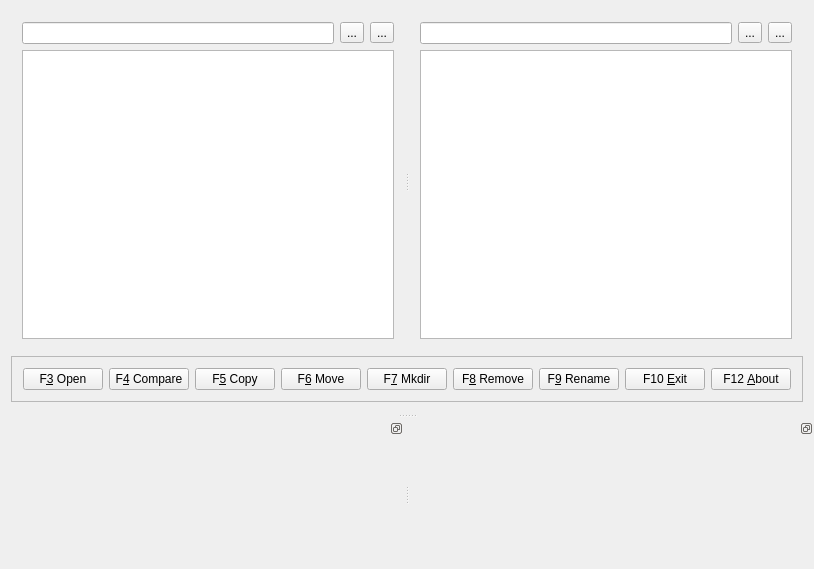
The window that UnitTests/MeTeM_File_Manager/mainwindow.ui (metem/MeTeM-File-Manager) describes before a commit, drawn with Qt 5.
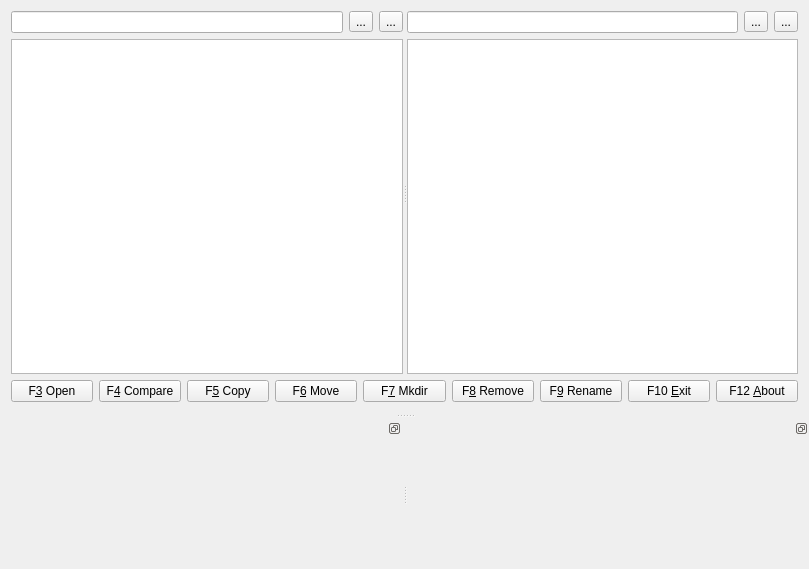
The same window after the commit. Icons and pictures are not drawn. Custom widgets are drawn as their Qt base class.

What changed in the file:
```diff
--- a/UnitTests/MeTeM_File_Manager/mainwindow.ui
+++ b/UnitTests/MeTeM_File_Manager/mainwindow.ui
@@ -28,6 +28,18 @@
       </property>
       <widget class="QWidget" name="widget" native="true">
        <layout class="QVBoxLayout" name="verticalLayout">
+        <property name="leftMargin">
+         <number>0</number>
+        </property>
+        <property name="topMargin">
+         <number>0</number>
+        </property>
+        <property name="rightMargin">
+         <number>0</number>
+        </property>
+        <property name="bottomMargin">
+         <number>0</number>
+        </property>
         <item>
          <layout class="QHBoxLayout" name="horizontalLayout_2">
           <item>
@@ -117,6 +129,18 @@
       </widget>
       <widget class="QWidget" name="widget_2" native="true">
        <layout class="QVBoxLayout" name="verticalLayout_2">
+        <property name="leftMargin">
+         <number>0</number>
+        </property>
+        <property name="topMargin">
+         <number>0</number>
+        </property>
+        <property name="rightMargin">
+         <number>0</number>
+        </property>
+        <property name="bottomMargin">
+         <number>0</number>
+        </property>
         <item>
          <layout class="QHBoxLayout" name="horizontalLayout_3">
           <item>
@@ -212,12 +236,24 @@
        </size>
       </property>
       <property name="frameShape">
-       <enum>QFrame::StyledPanel</enum>
+       <enum>QFrame::NoFrame</enum>
       </property>
       <property name="frameShadow">
-       <enum>QFrame::Raised</enum>
+       <enum>QFrame::Plain</enum>
       </property>
       <layout class="QHBoxLayout" name="horizontalLayout">
+       <property name="leftMargin">
+        <number>0</number>
+       </property>
+       <property name="topMargin">
+        <number>0</number>
+       </property>
+       <property name="rightMargin">
+        <number>0</number>
+       </property>
+       <property name="bottomMargin">
+        <number>0</number>
+       </property>
        <item>
         <widget class="QPushButton" name="pbOpen">
          <property name="text">
```
